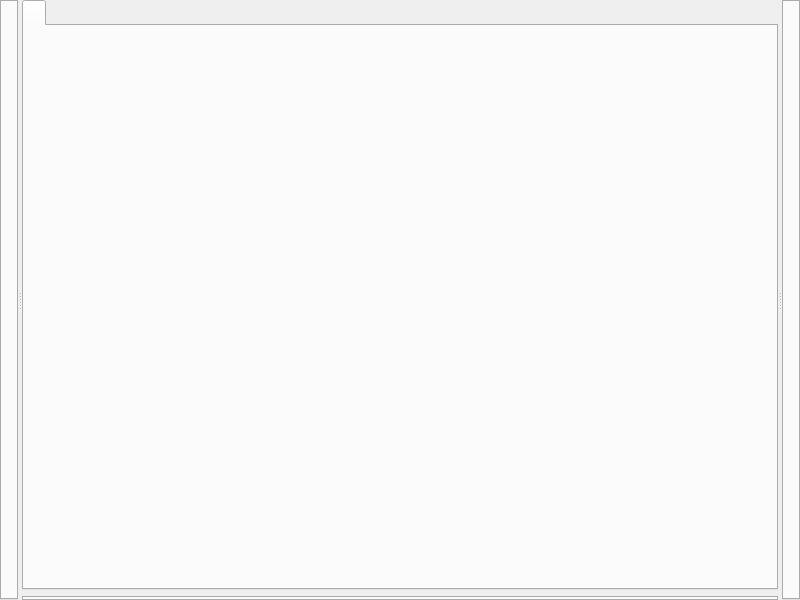
This is demos/plugin-demo/pluginwindow.ui in diegoiast/qmdilib as Qt 5 draws it before an edit. The edited form follows.
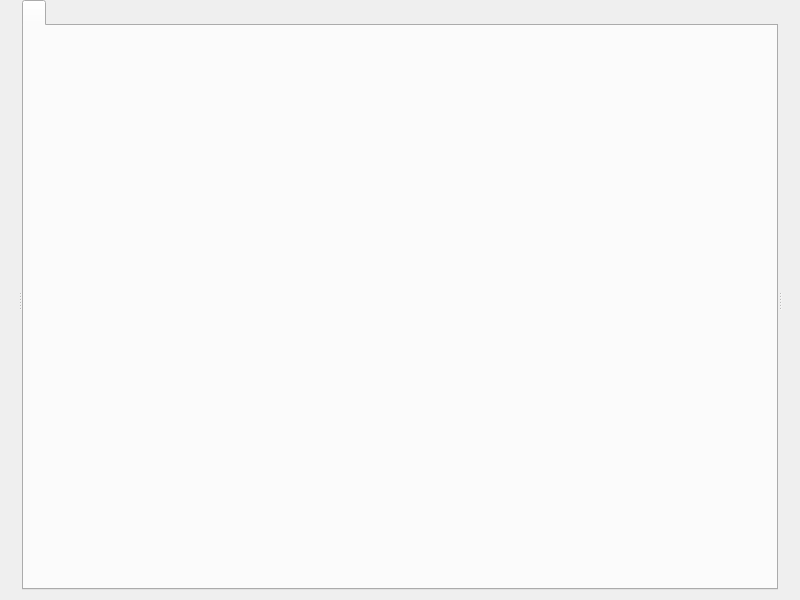
This is the edited form. Custom widgets are drawn as their Qt base class.

```diff
--- a/demos/plugin-demo/pluginwindow.ui
+++ b/demos/plugin-demo/pluginwindow.ui
@@ -45,8 +45,11 @@
        <property name="currentIndex">
         <number>-1</number>
        </property>
+       <property name="documentMode">
+        <bool>true</bool>
+       </property>
       </widget>
-      <widget class="QWidget" name="">
+      <widget class="QWidget" name="layoutWidget">
        <layout class="QVBoxLayout" name="centralLayout">
         <item>
          <widget class="qmdiTabWidget" name="mdiTabWidget">
@@ -74,6 +77,9 @@
           <property name="tabPosition">
            <enum>QTabWidget::South</enum>
           </property>
+          <property name="documentMode">
+           <bool>true</bool>
+          </property>
          </widget>
         </item>
        </layout>
@@ -85,6 +91,9 @@
        <property name="currentIndex">
         <number>-1</number>
        </property>
+       <property name="documentMode">
+        <bool>true</bool>
+       </property>
       </widget>
      </widget>
     </item>
```
Left out of the diff: 2 changed lines with no effect on the pictures.
